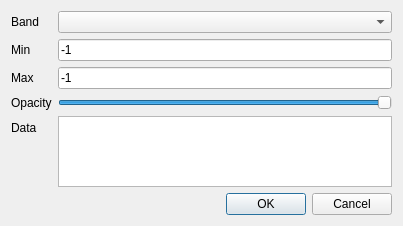
This is tGis.App/RasterGrayScaleLayerPropertyDialog.ui in lidar-nevermore/tGis as Qt 5 draws it before an edit. The edited form follows.
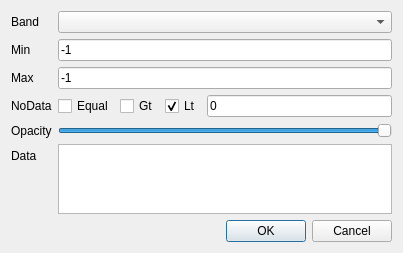
This is the edited form.

```diff
--- a/tGis.App/RasterGrayScaleLayerPropertyDialog.ui
+++ b/tGis.App/RasterGrayScaleLayerPropertyDialog.ui
@@ -52,14 +52,14 @@
      </property>
     </widget>
    </item>
-   <item row="3" column="0">
+   <item row="4" column="0">
     <widget class="QLabel" name="label_4">
      <property name="text">
       <string notr="true">Opacity</string>
      </property>
     </widget>
    </item>
-   <item row="3" column="1">
+   <item row="4" column="1">
     <widget class="QSlider" name="sdOpacity">
      <property name="maximum">
       <number>255</number>
@@ -72,21 +72,21 @@
      </property>
     </widget>
    </item>
-   <item row="4" column="0">
+   <item row="5" column="0">
     <widget class="QLabel" name="label_5">
      <property name="text">
       <string notr="true">Data</string>
      </property>
     </widget>
    </item>
-   <item row="4" column="1">
+   <item row="5" column="1">
     <widget class="QPlainTextEdit" name="pteData">
      <property name="enabled">
       <bool>true</bool>
      </property>
     </widget>
    </item>
-   <item row="5" column="0" colspan="2">
+   <item row="6" column="0" colspan="2">
     <widget class="QDialogButtonBox" name="buttonBox">
      <property name="orientation">
       <enum>Qt::Horizontal</enum>
@@ -96,6 +96,62 @@
      </property>
     </widget>
    </item>
+   <item row="3" column="0">
+    <widget class="QLabel" name="label_6">
+     <property name="text">
+      <string notr="true">NoData</string>
+     </property>
+    </widget>
+   </item>
+   <item row="3" column="1">
+    <widget class="QWidget" name="widget" native="true">
+     <layout class="QHBoxLayout" name="horizontalLayout">
+      <property name="leftMargin">
+       <number>0</number>
+      </property>
+      <property name="topMargin">
+       <number>0</number>
+      </property>
+      <property name="rightMargin">
+       <number>0</number>
+      </property>
+      <property name="bottomMargin">
+       <number>0</number>
+      </property>
+      <item>
+       <widget class="QCheckBox" name="chkEqual">
+        <property name="text">
+         <string notr="true">Equal</string>
+        </property>
+       </widget>
+      </item>
+      <item>
+       <widget class="QCheckBox" name="chkGt">
+        <property name="text">
+         <string notr="true">Gt</string>
+        </property>
+       </widget>
+      </item>
+      <item>
+       <widget class="QCheckBox" name="chkLt">
+        <property name="text">
+         <string>Lt</string>
+        </property>
+        <property name="checked">
+         <bool>true</bool>
+        </property>
+       </widget>
+      </item>
+      <item>
+       <widget class="QLineEdit" name="leNoDataValue">
+        <property name="text">
+         <string>0</string>
+        </property>
+       </widget>
+      </item>
+     </layout>
+    </widget>
+   </item>
   </layout>
  </widget>
  <resources/>
```
